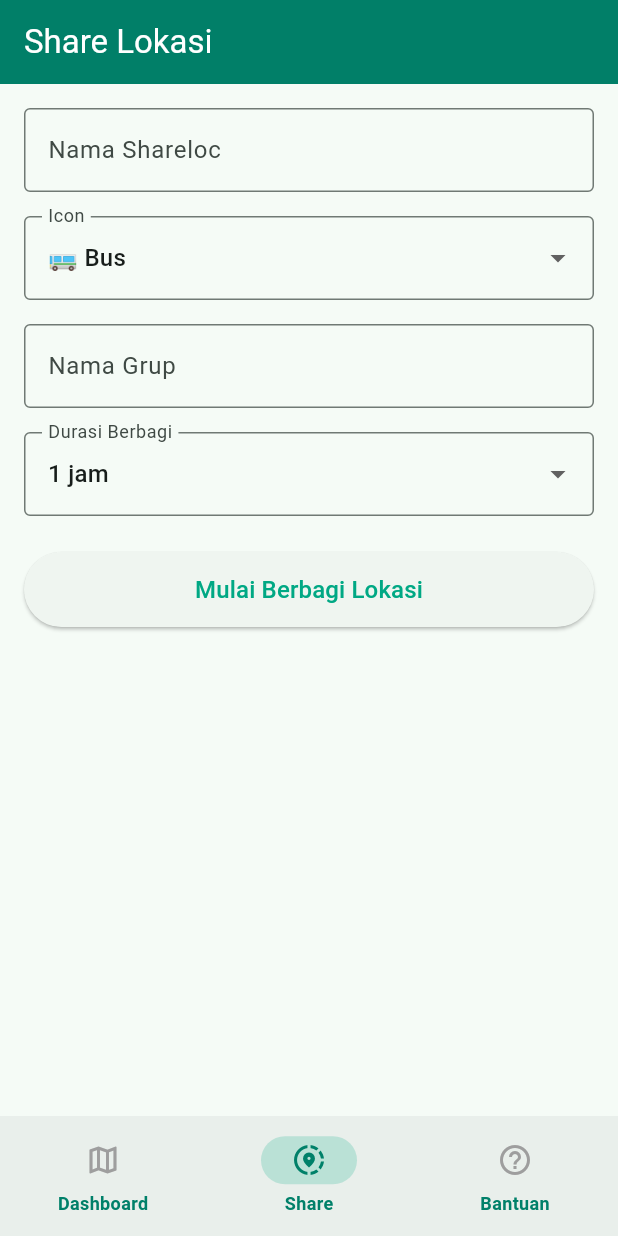
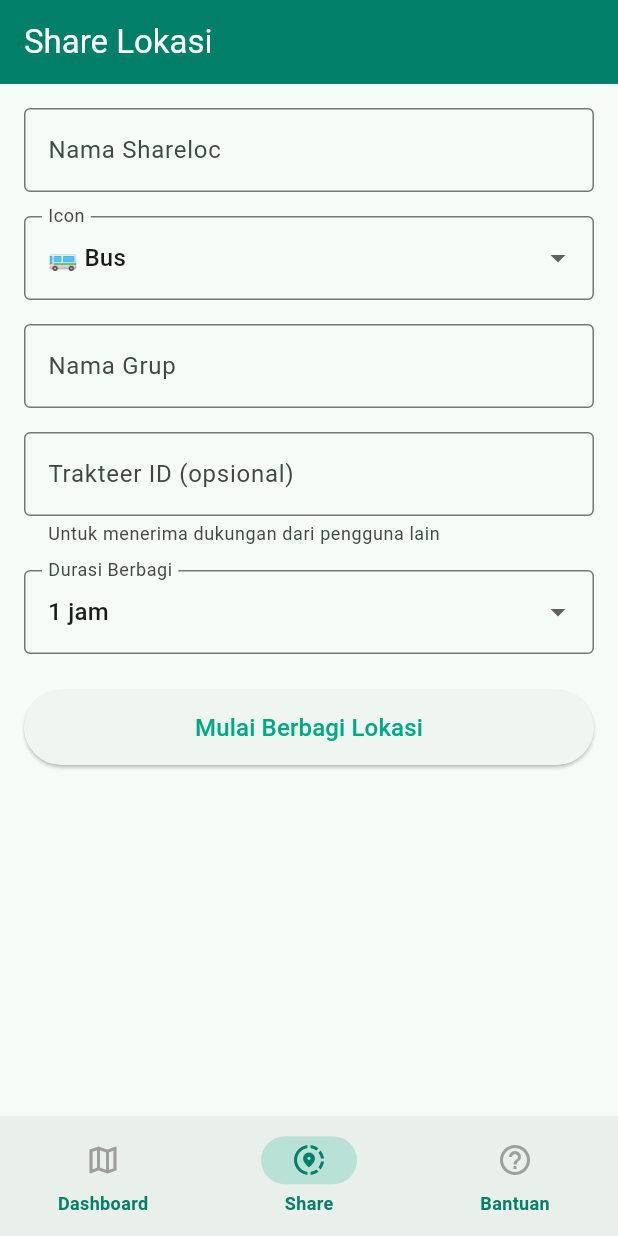
Before and after one commit to ombapit/shareliveloc, a Flutter app: the screen it shows after launch, item 2 of the bottom bar chosen, on a phone screen of 412 x 824 dp. Run offline on Flutter 3.47's test engine with Material 3 defaults, Android fonts, the phone set to English and light mode, and no system bars; our stand-ins replace connectivity_plus, emoji_picker_flutter, flutter_local_notifications, flutter_map, geolocator, google_mobile_ads and 3 more; missing offline and left inert: flutter_background_service, in_app_update; network calls fail.

Commit message:
feat: add trakteer module

```diff
--- a/shareliveloc-mobile/lib/models/share.dart
+++ b/shareliveloc-mobile/lib/models/share.dart
@@ -7,6 +7,7 @@ class ShareLocation {
   final double longitude;
   final int durationHours;
   final DateTime? expiresAt;
+  final String trakteerId;
   final bool isActive;
 
   ShareLocation({
@@ -18,6 +19,7 @@ class ShareLocation {
     required this.longitude,
     required this.durationHours,
     required this.expiresAt,
+    required this.trakteerId,
     required this.isActive,
   });
 
@@ -27,7 +29,7 @@ class ShareLocation {
     if (expStr is String && expStr.isNotEmpty) {
       expires = DateTime.tryParse(expStr);
       if (expires != null && expires.year < 2000) {
-        expires = null; // Zero-time from Go
+        expires = null;
       }
     }
     return ShareLocation(
@@ -39,6 +41,7 @@ class ShareLocation {
       longitude: (json['longitude'] as num).toDouble(),
       durationHours: (json['duration_hours'] as int?) ?? 0,
       expiresAt: expires,
+      trakteerId: (json['trakteer_id'] as String?) ?? '',
       isActive: json['is_active'] as bool,
     );
   }
--- a/shareliveloc-mobile/lib/screens/share_screen.dart
+++ b/shareliveloc-mobile/lib/screens/share_screen.dart
@@ -13,6 +13,7 @@ class ShareScreen extends StatefulWidget {
 
 class _ShareScreenState extends State<ShareScreen> {
   final _nameController = TextEditingController();
+  final _trakteerController = TextEditingController();
   String _selectedIcon = 'bus';
   int _selectedDuration = 1; // 0 = manual
   String _groupName = '';
@@ -60,6 +61,7 @@ class _ShareScreenState extends State<ShareScreen> {
   @override
   void dispose() {
     _nameController.dispose();
+    _trakteerController.dispose();
     _countdownTimer?.cancel();
     super.dispose();
   }
@@ -146,6 +148,7 @@ class _ShareScreenState extends State<ShareScreen> {
         icon: _selectedIcon,
         groupName: _groupName.trim(),
         durationHours: _selectedDuration,
+        trakteerId: _trakteerController.text.trim(),
       );
 
       if (shareId != null) {
@@ -197,6 +200,7 @@ class _ShareScreenState extends State<ShareScreen> {
       setState(() {
         _isSharing = false;
         _nameController.clear();
+        _trakteerController.clear();
         _groupName = '';
         _groupFieldKey = UniqueKey();
         _selectedIcon = 'bus';
@@ -355,6 +359,17 @@ class _ShareScreenState extends State<ShareScreen> {
             onTextChanged: (text) => setState(() => _groupName = text),
           ),
           const SizedBox(height: 16),
+          TextField(
+            controller: _trakteerController,
+            decoration: const InputDecoration(
+              labelText: 'Trakteer ID (opsional)',
+              border: OutlineInputBorder(),
+              hintText: 'username trakteer.id Anda',
+              prefixText: 'trakteer.id/',
+              helperText: 'Untuk menerima dukungan dari pengguna lain',
+            ),
+          ),
+          const SizedBox(height: 16),
           DropdownButtonFormField<int>(
             initialValue: _selectedDuration,
             decoration: const InputDecoration(
--- a/shareliveloc-mobile/lib/services/api_service.dart
+++ b/shareliveloc-mobile/lib/services/api_service.dart
@@ -29,6 +29,7 @@ class ApiService {
     required String icon,
     required String groupName,
     required int durationHours,
+    String trakteerId = '',
   }) async {
     final response = await http.post(
       Uri.parse('${AppConfig.baseUrl}/api/shares'),
@@ -38,6 +39,7 @@ class ApiService {
         'icon': icon,
         'group_name': groupName,
         'duration_hours': durationHours,
+        'trakteer_id': trakteerId,
       }),
     );
     if (response.statusCode == 201) {
--- a/shareliveloc-mobile/pubspec.yaml
+++ b/shareliveloc-mobile/pubspec.yaml
@@ -24,6 +24,7 @@ dependencies:
   in_app_update: ^4.2.3
   connectivity_plus: ^6.1.0
   emoji_picker_flutter: ^4.1.0
+  url_launcher: ^6.3.1
 
 dev_dependencies:
   flutter_test:
```
Also changed, not shown: shareliveloc-mobile/lib/screens/dashboard_screen.dart (+70 -0 lines), shareliveloc-mobile/pubspec.lock, 9 other files.
